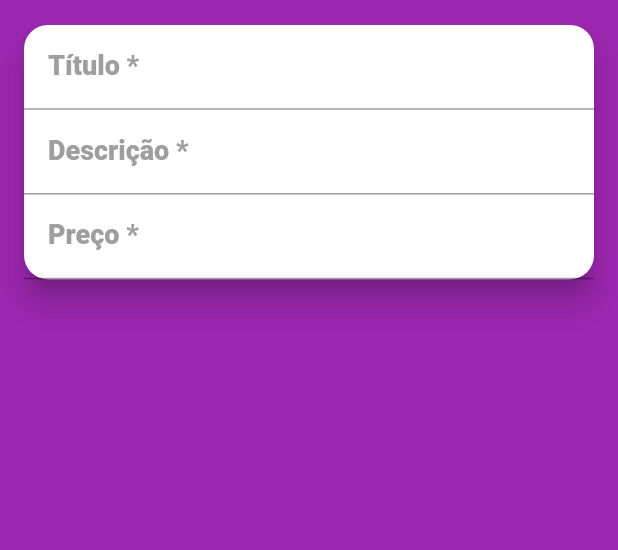
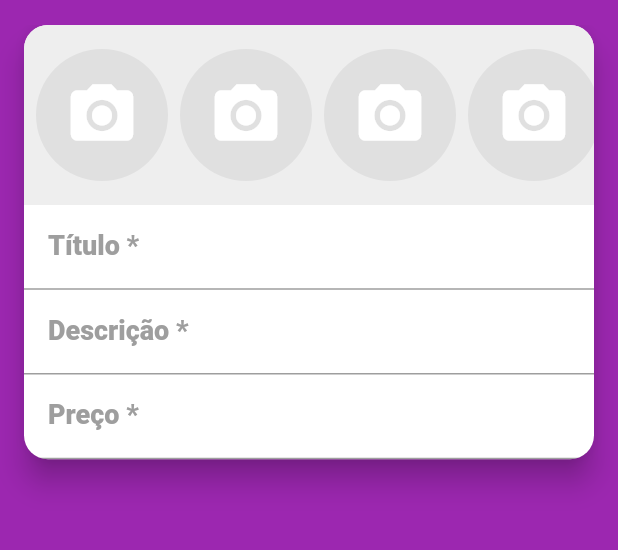
Before and after one commit to eskokado/esk_olx_mobx, a Flutter app: the screen it shows after launch, swiped to page 2, on a phone screen of 412 x 824 dp, the part 59-609 px from its top. Run offline on Flutter 3.47's test engine with Material 2 defaults, Android fonts, the phone set to English and light mode, and no system bars; our stand-ins replace brasil_fields, flutter_mobx, get_it, mobx, parse_server_sdk_flutter; accounts and stored records are empty; generated files the repository leaves out were written again.

Commit message:
feat: começando o campo de imagens

```diff
--- /dev/null
+++ b/lib/screens/create/components/images_field.dart
@@ -0,0 +1,52 @@
+import 'dart:io';
+
+import 'package:flutter/cupertino.dart';
+import 'package:flutter/material.dart';
+
+class ImagesField extends StatelessWidget {
+  @override
+  Widget build(BuildContext context) {
+    return Container(
+      color: Colors.grey[200],
+      height: 120,
+      child: ListView.builder(
+        scrollDirection: Axis.horizontal,
+        itemCount: 5,
+        itemBuilder: (_, index) {
+          return Padding(
+            padding: const EdgeInsets.fromLTRB(8, 8, 0, 8),
+            child: GestureDetector(
+              onTap: () {
+                if (Platform.isAndroid) {
+                  showModalBottomSheet(
+                    context: context,
+                    builder: null,
+                  );
+                } else {
+                  showCupertinoModalPopup(
+                    context: context,
+                    builder: null,
+                  );
+                }
+              },
+              child: CircleAvatar(
+                radius: 44,
+                backgroundColor: Colors.grey[300],
+                child: Column(
+                  mainAxisAlignment: MainAxisAlignment.center,
+                  children: [
+                    Icon(
+                      Icons.camera_alt,
+                      size: 50,
+                      color: Colors.white,
+                    ),
+                  ],
+                ),
+              ),
+            ),
+          );
+        },
+      ),
+    );
+  }
+}
--- a/lib/screens/create/create_screen.dart
+++ b/lib/screens/create/create_screen.dart
@@ -3,6 +3,7 @@ import 'package:flutter/material.dart';
 import 'package:flutter/services.dart';
 
 import '../../components/custom_drawer/custom_drawer.dart';
+import 'components/images_field.dart';
 
 class CreateScreen extends StatelessWidget {
   final labelStyle = TextStyle(
@@ -22,6 +23,7 @@ class CreateScreen extends StatelessWidget {
         centerTitle: true,
       ),
       body: Card(
+        clipBehavior: Clip.antiAlias,
         margin: const EdgeInsets.symmetric(horizontal: 16),
         shape: RoundedRectangleBorder(
           borderRadius: BorderRadius.circular(16),
@@ -30,6 +32,7 @@ class CreateScreen extends StatelessWidget {
         child: Column(
           mainAxisSize: MainAxisSize.min,
           children: [
+            ImagesField(),
             TextFormField(
               decoration: InputDecoration(
                 labelText: 'Título *',
```
